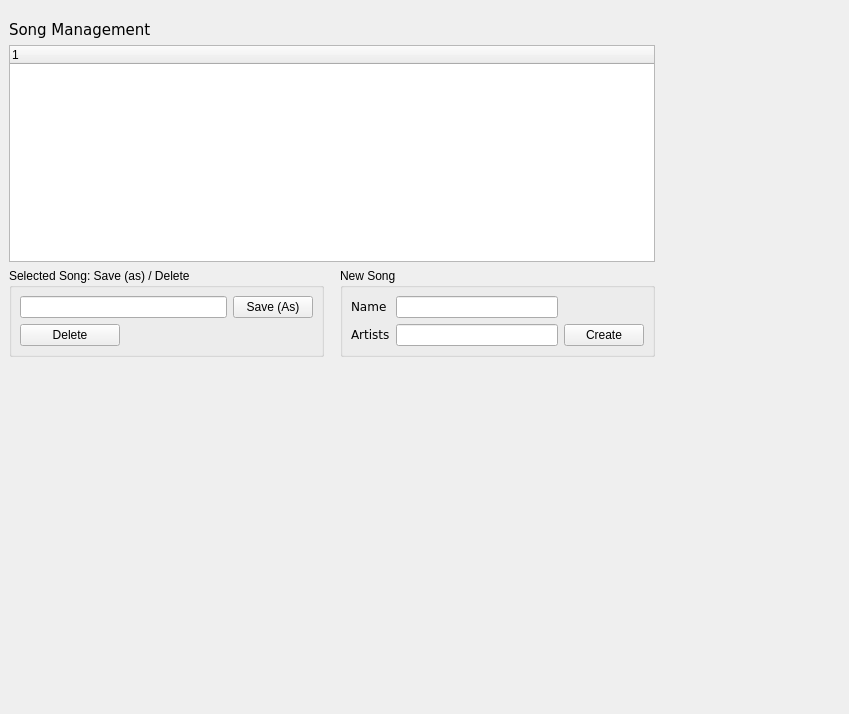
ErwanLegrand/Traverso-DAW, file src/traverso/ui/SongManagerWidget.ui: the form before one commit.
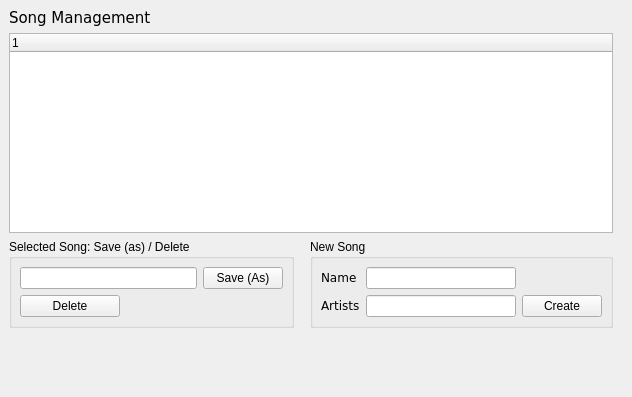
The form after the commit.

Commit message: *sigh* stupid stuff! Anyway, try to make it look reasonable.... Likely to be thrown away some day

```diff
--- a/src/traverso/ui/SongManagerWidget.ui
+++ b/src/traverso/ui/SongManagerWidget.ui
@@ -8,53 +8,38 @@
    <rect>
     <x>0</x>
     <y>0</y>
-    <width>849</width>
-    <height>714</height>
+    <width>632</width>
+    <height>397</height>
    </rect>
   </property>
+  <property name="sizePolicy" >
+   <sizepolicy>
+    <hsizetype>5</hsizetype>
+    <vsizetype>5</vsizetype>
+    <horstretch>0</horstretch>
+    <verstretch>0</verstretch>
+   </sizepolicy>
+  </property>
   <property name="windowTitle" >
    <string>Form</string>
   </property>
-  <layout class="QGridLayout" >
+  <widget class="QWidget" name="" >
+   <property name="geometry" >
+    <rect>
+     <x>9</x>
+     <y>9</y>
+     <width>604</width>
+     <height>365</height>
+    </rect>
+   </property>
+   <layout class="QVBoxLayout" >
    <property name="margin" >
-    <number>9</number>
+     <number>0</number>
    </property>
    <property name="spacing" >
     <number>6</number>
    </property>
-   <item row="1" column="0" >
-    <spacer>
-     <property name="orientation" >
-      <enum>Qt::Vertical</enum>
-     </property>
-     <property name="sizeType" >
-      <enum>QSizePolicy::Expanding</enum>
-     </property>
-     <property name="sizeHint" >
-      <size>
-       <width>646</width>
-       <height>191</height>
-      </size>
-     </property>
-    </spacer>
-   </item>
-   <item rowspan="2" row="0" column="1" >
-    <spacer>
-     <property name="orientation" >
-      <enum>Qt::Horizontal</enum>
-     </property>
-     <property name="sizeType" >
-      <enum>QSizePolicy::Expanding</enum>
-     </property>
-     <property name="sizeHint" >
-      <size>
-       <width>51</width>
-       <height>523</height>
-      </size>
-     </property>
-    </spacer>
-   </item>
-   <item row="0" column="0" >
+    <item>
     <layout class="QVBoxLayout" >
      <property name="margin" >
       <number>0</number>
@@ -62,12 +47,6 @@
      <property name="spacing" >
       <number>6</number>
      </property>
-     <item>
-      <widget class="QWidget" name="widget_2" />
-     </item>
-     <item>
-      <widget class="QWidget" name="widget" />
-     </item>
      <item>
       <widget class="QLabel" name="label_4" >
        <property name="text" >
@@ -85,6 +64,12 @@
          <verstretch>10</verstretch>
         </sizepolicy>
        </property>
+        <property name="minimumSize" >
+         <size>
+          <width>550</width>
+          <height>200</height>
+         </size>
+        </property>
       </widget>
      </item>
      <item>
@@ -179,7 +164,7 @@
           <item row="0" column="1" >
            <widget class="QLineEdit" name="newSongName_2_2_2_2_2_2" />
           </item>
-          <item row="1" column="2" colspan="2" >
+           <item row="1" column="2" >
            <widget class="QPushButton" name="createSongButton" >
             <property name="text" >
              <string>Create</string>
@@ -193,7 +178,21 @@
      </item>
     </layout>
    </item>
-  </layout>
+    <item>
+     <spacer>
+      <property name="orientation" >
+       <enum>Qt::Vertical</enum>
+      </property>
+      <property name="sizeHint" >
+       <size>
+        <width>20</width>
+        <height>20</height>
+       </size>
+      </property>
+     </spacer>
+    </item>
+   </layout>
+  </widget>
  </widget>
  <pixmapfunction></pixmapfunction>
  <tabstops>
```
Lines whose indentation alone changed are shown as unchanged.
